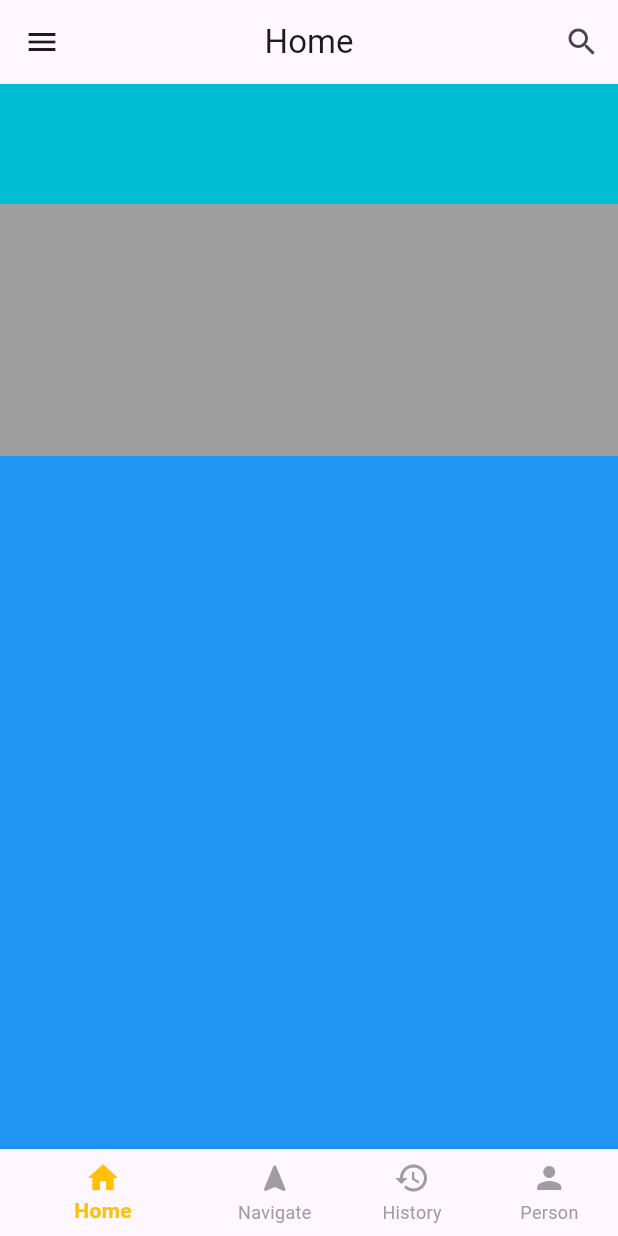
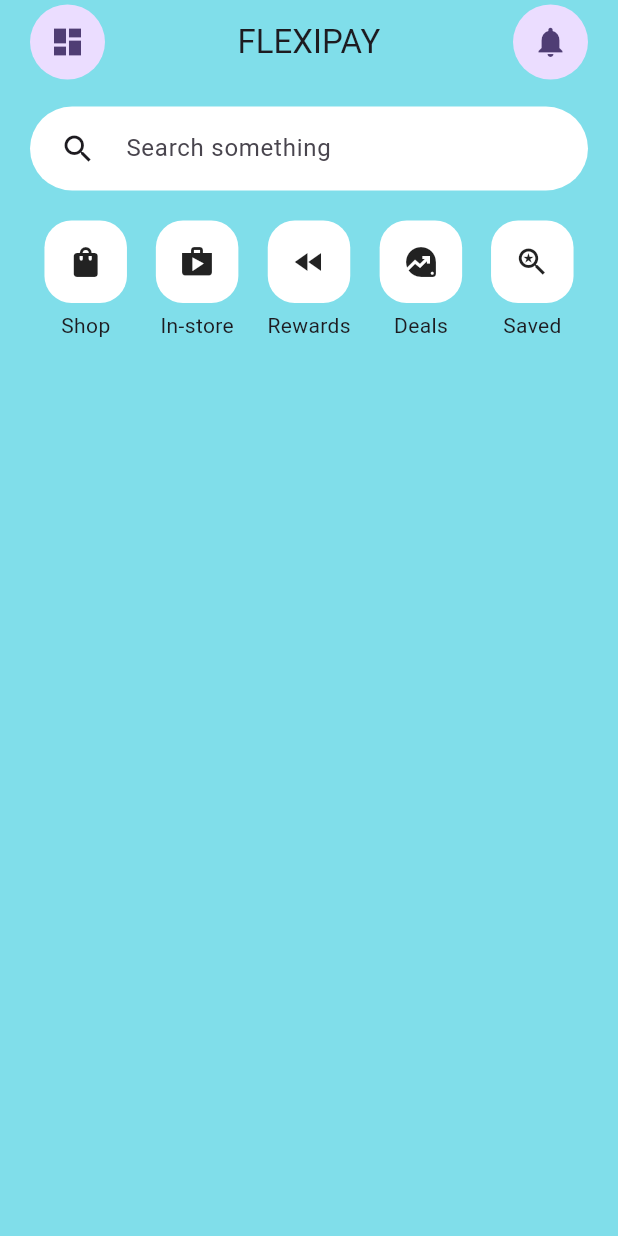
Before and after one commit to Sastra-Digital-School/zero_to_hero_project, a Flutter app: the screen it shows after launch, on a phone screen of 412 x 824 dp. Run offline on Flutter 3.47's test engine with Material 3 defaults, Android fonts, the phone set to English and light mode, and no system bars.

Commit message:
Fix Get Direction Date 08-08-2025

```diff
--- a/lib/view/home_screen.dart
+++ b/lib/view/home_screen.dart
@@ -6,18 +6,28 @@ class HomeScreen extends StatelessWidget {
   @override
   Widget build(BuildContext context) {
     return Scaffold(
+      backgroundColor: Colors.cyan.shade200,
       appBar: _buildAppBar,
       body: _buildBody,
-      bottomNavigationBar: _buildBottomNavigationBar,
+      // bottomNavigationBar: _buildBottomNavigationBar,
       drawer: _buildDrawer(context),
     );
   }
 
   get _buildAppBar {
     return AppBar(
+      backgroundColor: Colors.cyan.shade200,
       centerTitle: true,
-      title: Text('Home'),
-      actions: [IconButton(onPressed: () {}, icon: Icon(Icons.search))],
+      leadingWidth: 70,
+      leading: Padding(
+        padding: const EdgeInsets.only(left: 20),
+        child: CircleAvatar(radius: 25, child: Icon(Icons.dashboard)),
+      ),
+      actions: [
+        CircleAvatar(radius: 25, child: Icon(Icons.notifications)),
+        SizedBox(width: 20),
+      ],
+      title: Text('FLEXIPAY'),
     );
   }
 
@@ -57,16 +67,51 @@ class HomeScreen extends StatelessWidget {
     );
   }
 
-  get _buildBody => Container(
-    color: Colors.amber,
-    child: Column(
-      children: [
-        Container(color: Colors.cyan, height: 80),
-        Container(color: Colors.grey, height: 168),
-        Expanded(child: Container(color: Colors.blue)),
-      ],
-    ),
-  );
+  get _buildBody {
+    List<String> label = ['Shop', 'In-store', 'Rewards', 'Deals', 'Saved'];
+    List<IconData> icon = [
+      Icons.shopping_bag,
+      Icons.shop,
+      Icons.fast_rewind_sharp,
+      Icons.data_exploration,
+      Icons.saved_search,
+    ];
+    return Padding(
+      padding: const EdgeInsets.only(top: 15, left: 20, right: 20),
+      child: Column(
+        spacing: 20,
+        children: [
+          SearchBar(
+            backgroundColor: WidgetStatePropertyAll(Colors.white),
+            padding: WidgetStatePropertyAll(EdgeInsets.only(left: 20)),
+            elevation: WidgetStatePropertyAll(0),
+            leading: Icon(Icons.search),
+            hintText: 'Search something',
+          ),
+          Row(
+            mainAxisAlignment: MainAxisAlignment.spaceAround,
+            children: List.generate(5, (index) {
+              return Column(
+                spacing: 5,
+                children: [
+                  Container(
+                    height: 55,
+                    width: 55,
+                    decoration: BoxDecoration(
+                      color: Colors.white,
+                      borderRadius: BorderRadius.circular(18),
+                    ),
+                    child: Icon(icon[index]),
+                  ),
+                  Text(label[index]),
+                ],
+              );
+            }),
+          ),
+        ],
+      ),
+    );
+  }
 
   get _buildBottomNavigationBar {
     return BottomNavigationBar(
```
